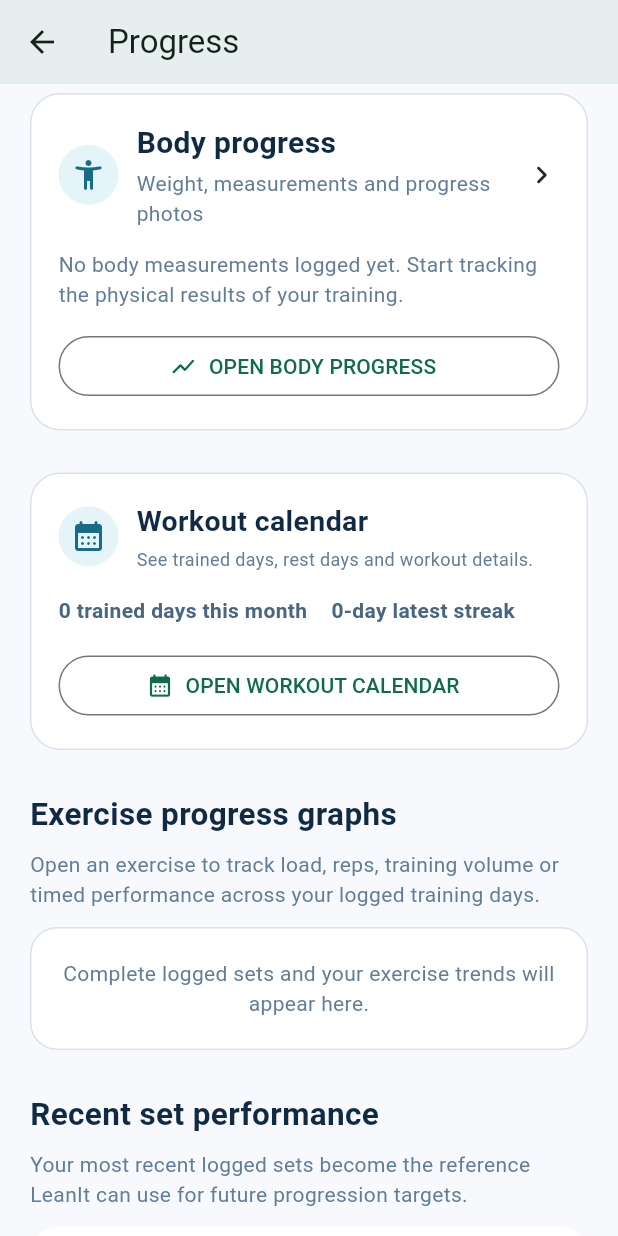
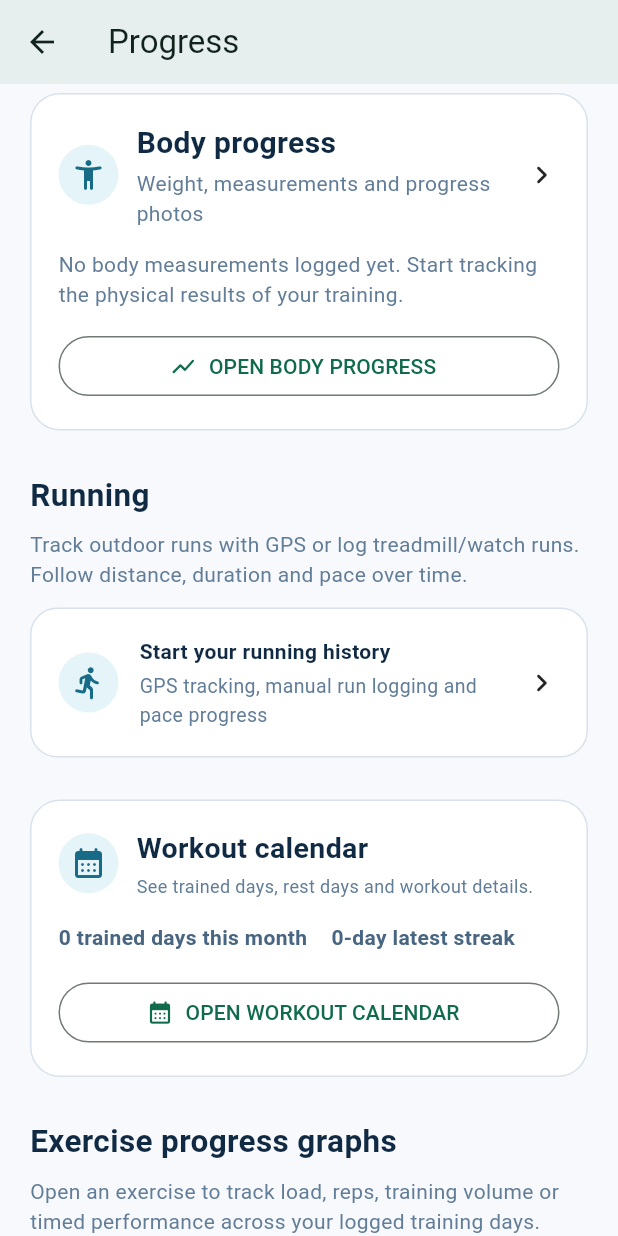
Before and after one commit to Asemahle2004/fitness_app_prototype, a Flutter app: the ProgressScreen screen opened directly, scrolled down 576 dp, on a phone screen of 412 x 824 dp. Run offline on Flutter 3.47's test engine with Material 3 defaults, Android fonts, the phone set to English and light mode, and no system bars; our stand-ins replace cached_network_image, geolocator, image_picker, shared_preferences, supabase_flutter; accounts and stored records are empty; Roboto replaces fonts that are missing (Arial).

Commit message:
Wire running tracking into Progress screen [running-tracking-applied]

```diff
--- a/lib/progress_screen.dart
+++ b/lib/progress_screen.dart
@@ -4,6 +4,7 @@ import 'package:supabase_flutter/supabase_flutter.dart';
 import 'body_progress_entry_section.dart';
 import 'exercise_performance_store.dart';
 import 'exercise_progress_entry_section.dart';
+import 'run_tracking_entry_section.dart';
 import 'training_store.dart';
 import 'workout_calendar_entry_section.dart';
 
@@ -170,6 +171,8 @@ class _ProgressScreenState extends State<ProgressScreen> {
                 ),
                 const SizedBox(height: 28),
                 const BodyProgressEntrySection(),
+                const SizedBox(height: 28),
+                const RunTrackingEntrySection(),
                 const SizedBox(height: 28),
                 WorkoutCalendarEntrySection(records: records),
                 const SizedBox(height: 28),
```
